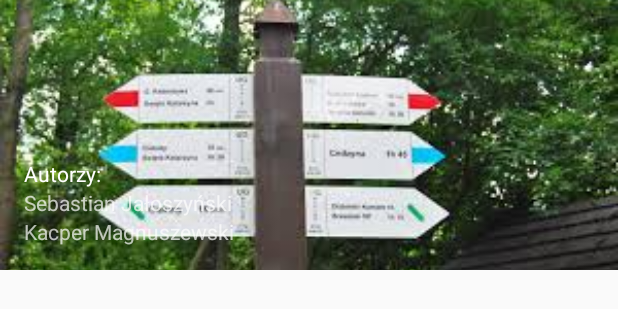
After one commit to Smixie/Aplikacje-mobilne-lab, an Android app: the layout drawer_header.xml on its own in the app's theme, with its tools: preview values and no code run, on a phone screen of 412 x 824 dp. The commit adds this screen. Shown: the top 309 px of the screen. Run offline under Robolectric (Android 15) with nearby library versions, the phone set to English and light mode, and no system bars.

```diff
--- /dev/null
+++ b/app/src/main/res/layout/drawer_header.xml
@@ -0,0 +1,32 @@
+<?xml version="1.0" encoding="utf-8"?>
+<FrameLayout
+    xmlns:android="http://schemas.android.com/apk/res/android"
+    android:layout_width="match_parent"
+    android:layout_height="180dp"
+    android:theme="@style/ThemeOverlay.AppCompat.Dark" >
+    <ImageView
+        android:layout_width="match_parent"
+        android:layout_height="200dp"
+        android:scaleType="centerCrop"
+        android:src="@drawable/szlaki" />
+    <LinearLayout
+        android:layout_width="wrap_content"
+        android:layout_height="match_parent"
+        android:orientation="vertical"
+        android:gravity="bottom|start"
+        android:layout_margin="16dp" >
+        <TextView
+            android:layout_width="wrap_content"
+            android:layout_height="wrap_content"
+            android:text="@string/user_authors"
+            android:textAppearance="@style/TextAppearance.AppCompat.Body1" />
+        <TextView
+            android:layout_width="wrap_content"
+            android:layout_height="wrap_content"
+            android:text="@string/user_name1" />
+        <TextView
+            android:layout_width="wrap_content"
+            android:layout_height="wrap_content"
+            android:text="@string/user_name2" />
+    </LinearLayout>
+</FrameLayout>
--- a/app/src/main/res/menu/menu_main.xml
+++ b/app/src/main/res/menu/menu_main.xml
@@ -6,9 +6,4 @@
         android:orderInCategory="1"
         app:showAsAction="ifRoom"
         app:actionProviderClass="androidx.appcompat.widget.ShareActionProvider" />
-    <item android:id="@+id/detail_action"
-        android:title="@string/detail_title"
-        android:icon="@drawable/menu"
-        android:orderInCategory="2"
-        app:showAsAction="ifRoom" />
 </menu>
--- a/app/src/main/res/values/strings.xml
+++ b/app/src/main/res/values/strings.xml
@@ -12,6 +12,16 @@
     <string name="start">Start</string>
     <string name="stop">Stop</string>
     <string name="reset">Reset</string>
+
+
+    <string name="user_authors"> Autorzy: </string>
+    <string name="user_name1"> Sebastian Jałoszyński </string>
+    <string name="user_name2"> Kacper Magnuszewski </string>
+
+    <string name="open_drawer">Otwórz szufladę nawigacyjną</string>
+    <string name="close_drawer">Zamknij szufladę nawigacyjną</string>
+    <string name="drawer_list"> Lista </string>
+    <string name="drawer_gallery"> Galeria </string>
 
 
     <string-array name="kategoria1">
```
Also changed, not shown: app/src/main/java/com/example/lista_szczegoly/MainActivity.kt (+71 -18 lines), app/src/main/res/layout/activity_main.xml (+19 -62 lines), app/src/main/res/menu/drawer_menu.xml (added, +12 -0 lines), app/src/main/res/drawable/android.png (added), app/src/main/res/drawable/gallery.png (added), app/src/main/res/drawable/list.png (added).
